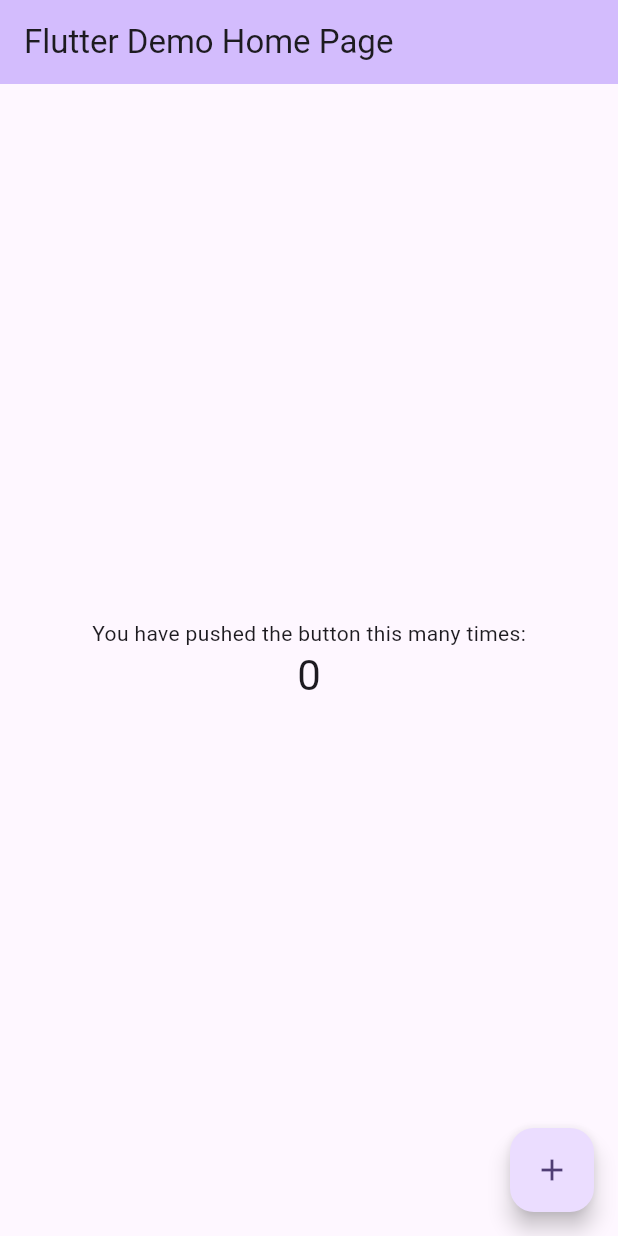
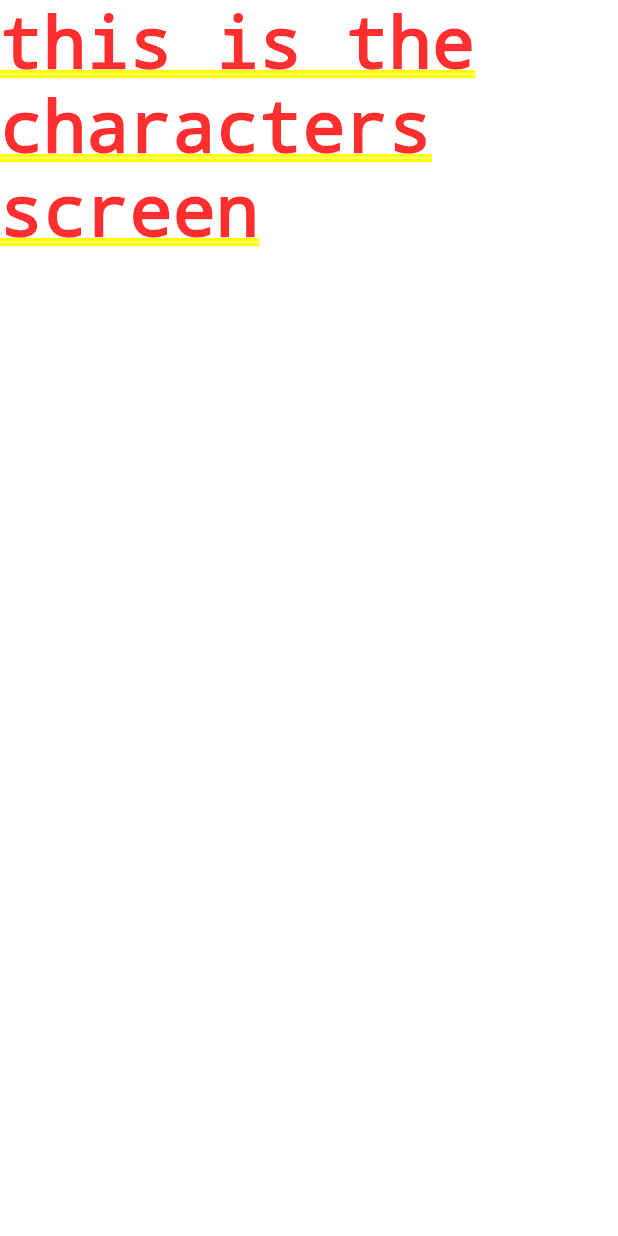
Before and after one commit to heshamabdelhamead/flutter_breaking, a Flutter app: the screen it shows after launch, on a phone screen of 412 x 824 dp. Run offline on Flutter 3.47's test engine with Material 3 defaults, Android fonts, the phone set to English and light mode, and no system bars; our stand-ins replace bloc, dio, flutter_bloc.

Commit message:
adding cubit

```diff
--- /dev/null
+++ b/lib/app_router.dart
@@ -0,0 +1,33 @@
+import 'package:flutter/material.dart';
+import 'package:flutter_breaking/business_logic/Cubit/characters_cubit.dart';
+import 'package:flutter_breaking/data/repository/character_repository.dart';
+import 'package:flutter_breaking/data/web_services/characters_web_services.dart';
+import 'package:flutter_breaking/presentation/screens/character_Details.dart';
+import 'package:flutter_breaking/presentation/screens/characters_screen.dart';
+import 'constants/strings.dart';
+import 'package:flutter_bloc/flutter_bloc.dart';
+
+
+class AppRouter{
+  late CharactersCubit charactersCubit;
+  late CharactersRepsitory charactersRepsitory;
+  AppRouter(){
+    charactersRepsitory = CharactersRepsitory(charactersWebServices: CharactersWebServices());
+    charactersCubit = CharactersCubit(characterRepsitory: charactersRepsitory);
+  }
+
+  Route ? generateRoute(RouteSettings settings){
+switch(settings.name){
+  case charactersScreen :
+  return MaterialPageRoute(builder: (_) => BlocProvider(
+    create: (context) => charactersCubit,
+    child: CharactersScreen(),
+    ),
+    );
+  case characterDetailsScreen :
+  return MaterialPageRoute(builder: (_) => CharacterDetailsScreen() );
+
+}
+
+  }
+}
--- a/lib/business_logic/Cubit/characters_cubit.dart
+++ b/lib/business_logic/Cubit/characters_cubit.dart
@@ -1,8 +1,21 @@
 import 'package:bloc/bloc.dart';
+import 'package:flutter_breaking/data/models/characters.dart';
+import 'package:flutter_breaking/data/repository/character_repository.dart';
 import 'package:meta/meta.dart';
 
 part 'characters_state.dart';
 
-class CharactersCubit extends Cubit<charactersState>{
-  CharactersCubit(): super(CharacterInitial());
+class CharactersCubit extends Cubit<CharactersState>{
+   final CharactersRepsitory characterRepsitory ;
+ late  List<Character> characters;
+  CharactersCubit({required this.characterRepsitory}): super (CharactersInitial());
+    List<Character> getAllCharacters(){
+      characterRepsitory.getAllCharacters().then((characters){
+        emit(CharatersLoaded(characters));
+        this.characters = characters;
+
+      });
+      return  characters;
+    }
+
 }
--- a/lib/business_logic/Cubit/characters_state.dart
+++ b/lib/business_logic/Cubit/characters_state.dart
@@ -5,3 +5,8 @@ abstract class CharactersState {
 
 }
 class CharactersInitial extends CharactersState{}
+
+class CharatersLoaded extends CharactersState{
+final List<Character> characters;
+  CharatersLoaded(this.characters);
+}
--- /dev/null
+++ b/lib/constants/strings.dart
@@ -0,0 +1,3 @@
+final baseUrl = 'https://rickandmortyapi.com/api/';
+const charactersScreen = '/';
+const characterDetailsScreen = '/character_details';
--- /dev/null
+++ b/lib/data/repository/character_repository.dart
@@ -0,0 +1,14 @@
+
+
+import 'package:flutter_breaking/data/models/characters.dart';
+import 'package:flutter_breaking/data/web_services/characters_web_services.dart';
+
+class CharactersRepsitory{
+  final CharactersWebServices charactersWebServices;
+
+  CharactersRepsitory({required this.charactersWebServices});
+  Future<List<Character>> getAllCharacters()async{
+    final characters = await charactersWebServices.getAllCharacters();
+    return characters.map((character) => Character.formJson(character)).toList();
+  }
+}
--- /dev/null
+++ b/lib/data/web_services/characters_web_services.dart
@@ -0,0 +1,28 @@
+import 'package:dio/dio.dart' ;
+import 'package:flutter_breaking/constants/strings.dart';
+
+class CharactersWebServices {
+  late Dio dio;
+
+  CharactersWebServices() {
+    BaseOptions options = BaseOptions(
+      baseUrl: baseUrl,
+      receiveDataWhenStatusError: true,
+      connectTimeout: const Duration(seconds: 20),
+      receiveTimeout: const Duration(seconds: 20),
+    );
+
+    dio = Dio(options);
+  }
+
+  Future<List<dynamic>> getAllCharacters() async {
+    try {
+      Response response = await dio.get('characters');
+      print(response.data.toString());
+      return response.data;
+    } catch (e) {
+      print(e.toString());
+      return [];
+    }
+  }
+}
--- a/lib/main.dart
+++ b/lib/main.dart
@@ -1,122 +1,24 @@
+// ignore_for_file: public_member_api_docs, sort_constructors_first
 import 'package:flutter/material.dart';
 
+import 'package:flutter_breaking/app_router.dart';
+
 void main() {
-  runApp(const MyApp());
+  runApp( BreakingBadApp(appRouter: AppRouter()));
 }
 
-class MyApp extends StatelessWidget {
-  const MyApp({super.key});
+class BreakingBadApp extends StatelessWidget {
+  final AppRouter appRouter;
+  const BreakingBadApp({
+    Key? key,
+    required this.appRouter,
+  }) : super(key: key);
 
-  // This widget is the root of your application.
   @override
   Widget build(BuildContext context) {
     return MaterialApp(
-      title: 'Flutter Demo',
-      theme: ThemeData(
-        // This is the theme of your application.
-        //
-        // TRY THIS: Try running your application with "flutter run". You'll see
-        // the application has a purple toolbar. Then, without quitting the app,
-        // try changing the seedColor in the colorScheme below to Colors.green
-        // and then invoke "hot reload" (save your changes or press the "hot
-        // reload" button in a Flutter-supported IDE, or press "r" if you used
-        // the command line to start the app).
-        //
-        // Notice that the counter didn't reset back to zero; the application
-        // state is not lost during the reload. To reset the state, use hot
-        // restart instead.
-        //
-        // This works for code too, not just values: Most code changes can be
-        // tested with just a hot reload.
-        colorScheme: .fromSeed(seedColor: Colors.deepPurple),
-      ),
-      home: const MyHomePage(title: 'Flutter Demo Home Page'),
+     debugShowCheckedModeBanner: false,
+     onGenerateRoute: appRouter.generateRoute ,
     );
   }
 }
-
-class MyHomePage extends StatefulWidget {
-  const MyHomePage({super.key, required this.title});
-
-  // This widget is the home page of your application. It is stateful, meaning
-  // that it has a State object (defined below) that contains fields that affect
-  // how it looks.
-
-  // This class is the configuration for the state. It holds the values (in this
-  // case the title) provided by the parent (in this case the App widget) and
-  // used by the build method of the State. Fields in a Widget subclass are
-  // always marked "final".
-
-  final String title;
-
-  @override
-  State<MyHomePage> createState() => _MyHomePageState();
-}
-
-class _MyHomePageState extends State<MyHomePage> {
-  int _counter = 0;
-
-  void _incrementCounter() {
-    setState(() {
-      // This call to setState tells the Flutter framework that something has
-      // changed in this State, which causes it to rerun the build method below
-      // so that the display can reflect the updated values. If we changed
-      // _counter without calling setState(), then the build method would not be
-      // called again, and so nothing would appear to happen.
-      _counter++;
-    });
-  }
-
-  @override
-  Widget build(BuildContext context) {
-    // This method is rerun every time setState is called, for instance as done
-    // by the _incrementCounter method above.
-    //
-    // The Flutter framework has been optimized to make rerunning build methods
-    // fast, so that you can just rebuild anything that needs updating rather
-    // than having to individually change instances of widgets.
-    return Scaffold(
-      appBar: AppBar(
-        // TRY THIS: Try changing the color here to a specific color (to
-        // Colors.amber, perhaps?) and trigger a hot reload to see the AppBar
-        // change color while the other colors stay the same.
-        backgroundColor: Theme.of(context).colorScheme.inversePrimary,
-        // Here we take the value from the MyHomePage object that was created by
-        // the App.build method, and use it to set our appbar title.
-        title: Text(widget.title),
-      ),
-      body: Center(
-        // Center is a layout widget. It takes a single child and positions it
-        // in the middle of the parent.
-        child: Column(
-          // Column is also a layout widget. It takes a list of children and
-          // arranges them vertically. By default, it sizes itself to fit its
-          // children horizontally, and tries to be as tall as its parent.
-          //
-          // Column has various properties to control how it sizes itself and
-          // how it positions its children. Here we use mainAxisAlignment to
-          // center the children vertically; the main axis here is the vertical
-          // axis because Columns are vertical (the cross axis would be
-          // horizontal).
-          //
-          // TRY THIS: Invoke "debug painting" (choose the "Toggle Debug Paint"
-          // action in the IDE, or press "p" in the console), to see the
-          // wireframe for each widget.
-          mainAxisAlignment: .center,
-          children: [
-            const Text('You have pushed the button this many times:'),
-            Text(
-              '$_counter',
-              style: Theme.of(context).textTheme.headlineMedium,
-            ),
-          ],
-        ),
-      ),
-      floatingActionButton: FloatingActionButton(
-        onPressed: _incrementCounter,
-        tooltip: 'Increment',
-        child: const Icon(Icons.add),
-      ),
-    );
-  }
-}
--- /dev/null
+++ b/lib/presentation/screens/characters_screen.dart
@@ -0,0 +1,15 @@
+import 'package:flutter/material.dart';
+
+
+class CharactersScreen extends StatelessWidget {
+
+ const CharactersScreen({Key? key}) : super(key: key);
+
+  @override
+  Widget build(BuildContext context) {
+    return  Container(
+      child: Text("this is the characters screen"),
+    );
+
+  }
+}
```
Also changed, not shown: lib/constants/my_colors.dart (added, +9 -0 lines), lib/data/models/characters.dart (added, +23 -0 lines), lib/presentation/screens/character_details.dart (added, +15 -0 lines), pubspec.yaml (+9 -2 lines), 5 other files.
